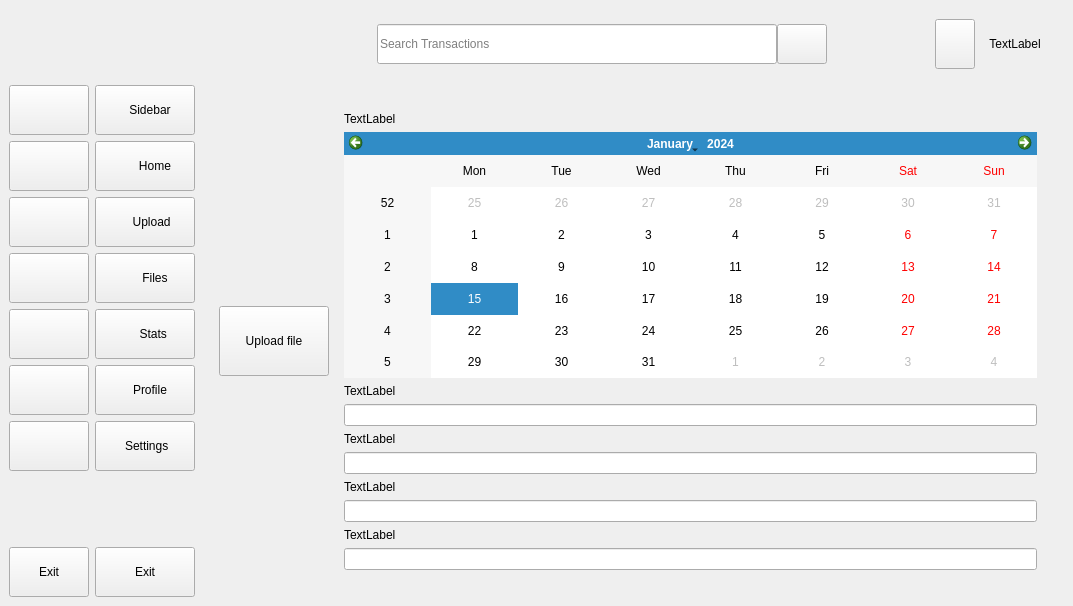
First picture: the form in UI_files/financial_app_ui.ui, repository Ulaaka/MoneyApp, before the edit.
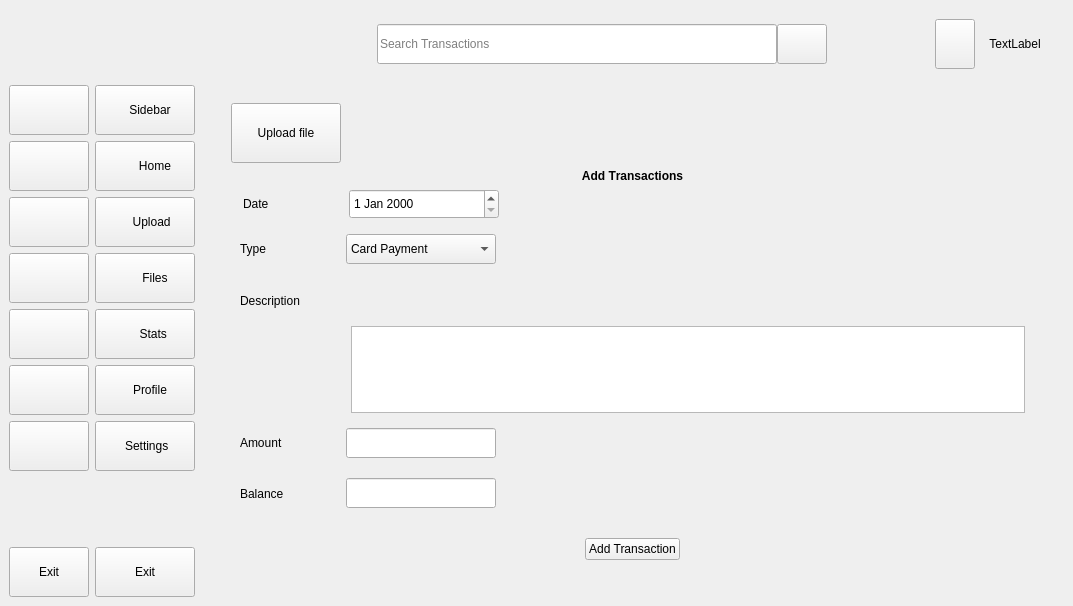
Second picture: the form after the edit. The open tabs and pages were chosen to show the change. Icons and pictures are not drawn.

Commit message: added manual tranasction entry and update ui

```diff
--- a/UI_files/financial_app_ui.ui
+++ b/UI_files/financial_app_ui.ui
@@ -1134,96 +1134,536 @@
                 <widget class="QWidget" name="page">
                  <layout class="QHBoxLayout" name="horizontalLayout_5">
                   <item>
-                   <widget class="QPushButton" name="upload_file_button">
+                   <widget class="QWidget" name="manual_entry_widget" native="true">
                     <property name="sizePolicy">
-                     <sizepolicy hsizetype="Fixed" vsizetype="Fixed">
-                      <horstretch>106</horstretch>
-                      <verstretch>70</verstretch>
+                     <sizepolicy hsizetype="Expanding" vsizetype="Expanding">
+                      <horstretch>0</horstretch>
+                      <verstretch>0</verstretch>
                      </sizepolicy>
                     </property>
-                    <property name="minimumSize">
-                     <size>
-                      <width>110</width>
-                      <height>70</height>
-                     </size>
-                    </property>
-                    <property name="text">
-                     <string>Upload file</string>
-                    </property>
-                    <property name="icon">
-                     <iconset resource="../../Desktop/resource.qrc">
-                      <normaloff>:/icons/icons_financial_app/upload_icon.png</normaloff>
-                      <normalon>:/icons/icons_financial_app/upload_icon.png</normalon>:/icons/icons_financial_app/upload_icon.png</iconset>
-                    </property>
-                    <property name="iconSize">
-                     <size>
-                      <width>25</width>
-                      <height>25</height>
-                     </size>
-                    </property>
-                    <property name="checkable">
-                     <bool>true</bool>
-                    </property>
-                    <property name="autoRepeat">
-                     <bool>false</bool>
-                    </property>
-                    <property name="autoExclusive">
-                     <bool>true</bool>
-                    </property>
-                   </widget>
-                  </item>
-                  <item>
-                   <widget class="QWidget" name="manual_entry_widget" native="true">
-                    <layout class="QVBoxLayout" name="verticalLayout_11">
+                    <layout class="QVBoxLayout" name="verticalLayout_11" stretch="0,0,0,0,0,0,0,0,0">
+                     <property name="leftMargin">
+                      <number>12</number>
+                     </property>
+                     <property name="topMargin">
+                      <number>0</number>
+                     </property>
+                     <property name="rightMargin">
+                      <number>12</number>
+                     </property>
+                     <property name="bottomMargin">
+                      <number>0</number>
+                     </property>
                      <item>
-                      <widget class="QLabel" name="label">
+                      <widget class="QPushButton" name="upload_file_button">
+                       <property name="sizePolicy">
+                        <sizepolicy hsizetype="Fixed" vsizetype="Fixed">
+                         <horstretch>106</horstretch>
+                         <verstretch>70</verstretch>
+                        </sizepolicy>
+                       </property>
+                       <property name="minimumSize">
+                        <size>
+                         <width>110</width>
+                         <height>60</height>
+                        </size>
+                       </property>
                        <property name="text">
-                        <string>TextLabel</string>
+                        <string>Upload file</string>
                        </property>
+                       <property name="icon">
+                        <iconset resource="../../Desktop/resource.qrc">
+                         <normaloff>:/icons/icons_financial_app/upload_icon.png</normaloff>
+                         <normalon>:/icons/icons_financial_app/upload_icon.png</normalon>:/icons/icons_financial_app/upload_icon.png</iconset>
+                       </property>
+                       <property name="iconSize">
+                        <size>
+                         <width>25</width>
+                         <height>25</height>
+                        </size>
+                       </property>
+                       <property name="checkable">
+                        <bool>true</bool>
+                       </property>
+                       <property name="autoRepeat">
+                        <bool>false</bool>
+                       </property>
+                       <property name="autoExclusive">
+                        <bool>true</bool>
+                       </property>
                       </widget>
                      </item>
                      <item>
-                      <widget class="QCalendarWidget" name="calendarWidget"/>
-                     </item>
-                     <item>
-                      <widget class="QLabel" name="label_2">
+                      <widget class="QLabel" name="add_transaction_label">
+                       <property name="font">
+                        <font>
+                         <bold>true</bold>
+                         <kerning>false</kerning>
+                        </font>
+                       </property>
                        <property name="text">
-                        <string>TextLabel</string>
+                        <string>Add Transactions</string>
                        </property>
+                       <property name="alignment">
+                        <set>Qt::AlignmentFlag::AlignCenter</set>
+                       </property>
                       </widget>
                      </item>
                      <item>
-                      <widget class="QLineEdit" name="lineEdit_3"/>
+                      <widget class="QWidget" name="widget_33" native="true">
+                       <property name="sizePolicy">
+                        <sizepolicy hsizetype="Preferred" vsizetype="Preferred">
+                         <horstretch>0</horstretch>
+                         <verstretch>0</verstretch>
+                        </sizepolicy>
+                       </property>
+                       <layout class="QHBoxLayout" name="horizontalLayout_26" stretch="1,1,3">
+                        <property name="leftMargin">
+                         <number>12</number>
+                        </property>
+                        <property name="topMargin">
+                         <number>0</number>
+                        </property>
+                        <item>
+                         <widget class="QLabel" name="date_label_transaction">
+                          <property name="sizePolicy">
+                           <sizepolicy hsizetype="Fixed" vsizetype="Preferred">
+                            <horstretch>0</horstretch>
+                            <verstretch>0</verstretch>
+                           </sizepolicy>
+                          </property>
+                          <property name="minimumSize">
+                           <size>
+                            <width>100</width>
+                            <height>0</height>
+                           </size>
+                          </property>
+                          <property name="text">
+                           <string>Date</string>
+                          </property>
+                         </widget>
+                        </item>
+                        <item>
+                         <widget class="QDateEdit" name="transaction_date_edit">
+                          <property name="sizePolicy">
+                           <sizepolicy hsizetype="Fixed" vsizetype="Fixed">
+                            <horstretch>0</horstretch>
+                            <verstretch>0</verstretch>
+                           </sizepolicy>
+                          </property>
+                          <property name="minimumSize">
+                           <size>
+                            <width>0</width>
+                            <height>30</height>
+                           </size>
+                          </property>
+                          <property name="maximumSize">
+                           <size>
+                            <width>150</width>
+                            <height>16777215</height>
+                           </size>
+                          </property>
+                         </widget>
+                        </item>
+                        <item>
+                         <spacer name="horizontalSpacer_15">
+                          <property name="orientation">
+                           <enum>Qt::Orientation::Horizontal</enum>
+                          </property>
+                          <property name="sizeHint" stdset="0">
+                           <size>
+                            <width>40</width>
+                            <height>20</height>
+                           </size>
+                          </property>
+                         </spacer>
+                        </item>
+                       </layout>
+                      </widget>
                      </item>
                      <item>
-                      <widget class="QLabel" name="label_3">
-                       <property name="text">
-                        <string>TextLabel</string>
+                      <widget class="QWidget" name="widget_35" native="true">
+                       <property name="sizePolicy">
+                        <sizepolicy hsizetype="Preferred" vsizetype="Preferred">
+                         <horstretch>0</horstretch>
+                         <verstretch>0</verstretch>
+                        </sizepolicy>
                        </property>
+                       <layout class="QHBoxLayout" name="horizontalLayout_28" stretch="1,1,3">
+                        <property name="topMargin">
+                         <number>0</number>
+                        </property>
+                        <item>
+                         <widget class="QLabel" name="type_label_transaction">
+                          <property name="sizePolicy">
+                           <sizepolicy hsizetype="Fixed" vsizetype="Preferred">
+                            <horstretch>0</horstretch>
+                            <verstretch>0</verstretch>
+                           </sizepolicy>
+                          </property>
+                          <property name="minimumSize">
+                           <size>
+                            <width>100</width>
+                            <height>0</height>
+                           </size>
+                          </property>
+                          <property name="text">
+                           <string>Type</string>
+                          </property>
+                         </widget>
+                        </item>
+                        <item>
+                         <widget class="QComboBox" name="transaction_type_combo">
+                          <property name="sizePolicy">
+                           <sizepolicy hsizetype="Fixed" vsizetype="Fixed">
+                            <horstretch>0</horstretch>
+                            <verstretch>0</verstretch>
+                           </sizepolicy>
+                          </property>
+                          <property name="minimumSize">
+                           <size>
+                            <width>0</width>
+                            <height>30</height>
+                           </size>
+                          </property>
+                          <property name="maximumSize">
+                           <size>
+                            <width>150</width>
+                            <height>16777215</height>
+                           </size>
+                          </property>
+                          <item>
+                           <property name="text">
+                            <string>Card Payment</string>
+                           </property>
+                          </item>
+                          <item>
+                           <property name="text">
+                            <string>Bank Transfer</string>
+                           </property>
+                          </item>
+                          <item>
+                           <property name="text">
+                            <string>Cash Withdrawal</string>
+                           </property>
+                          </item>
+                          <item>
+                           <property name="text">
+                            <string>Income</string>
+                           </property>
+                          </item>
+                          <item>
+                           <property name="text">
+                            <string>Refund</string>
+                           </property>
+                          </item>
+                          <item>
+                           <property name="text">
+                            <string>Other</string>
+                           </property>
+                          </item>
+                         </widget>
+                        </item>
+                        <item>
+                         <spacer name="horizontalSpacer_16">
+                          <property name="orientation">
+                           <enum>Qt::Orientation::Horizontal</enum>
+                          </property>
+                          <property name="sizeHint" stdset="0">
+                           <size>
+                            <width>40</width>
+                            <height>20</height>
+                           </size>
+                          </property>
+                         </spacer>
+                        </item>
+                       </layout>
                       </widget>
                      </item>
                      <item>
-                      <widget class="QLineEdit" name="lineEdit_4"/>
+                      <widget class="QWidget" name="widget_34" native="true">
+                       <property name="sizePolicy">
+                        <sizepolicy hsizetype="Preferred" vsizetype="Preferred">
+                         <horstretch>0</horstretch>
+                         <verstretch>0</verstretch>
+                        </sizepolicy>
+                       </property>
+                       <layout class="QHBoxLayout" name="horizontalLayout_27" stretch="1,4">
+                        <property name="topMargin">
+                         <number>12</number>
+                        </property>
+                        <item>
+                         <widget class="QLabel" name="description_label_transaction">
+                          <property name="sizePolicy">
+                           <sizepolicy hsizetype="Fixed" vsizetype="Preferred">
+                            <horstretch>0</horstretch>
+                            <verstretch>0</verstretch>
+                           </sizepolicy>
+                          </property>
+                          <property name="minimumSize">
+                           <size>
+                            <width>100</width>
+                            <height>0</height>
+                           </size>
+                          </property>
+                          <property name="text">
+                           <string>Description</string>
+                          </property>
+                         </widget>
+                        </item>
+                        <item>
+                         <spacer name="horizontalSpacer_17">
+                          <property name="orientation">
+                           <enum>Qt::Orientation::Horizontal</enum>
+                          </property>
+                          <property name="sizeHint" stdset="0">
+                           <size>
+                            <width>40</width>
+                            <height>20</height>
+                           </size>
+                          </property>
+                         </spacer>
+                        </item>
+                       </layout>
+                      </widget>
                      </item>
                      <item>
-                      <widget class="QLabel" name="label_4">
-                       <property name="text">
-                        <string>TextLabel</string>
+                      <widget class="QWidget" name="widget_38" native="true">
+                       <property name="sizePolicy">
+                        <sizepolicy hsizetype="Preferred" vsizetype="Preferred">
+                         <horstretch>0</horstretch>
+                         <verstretch>0</verstretch>
+                        </sizepolicy>
                        </property>
+                       <layout class="QVBoxLayout" name="verticalLayout_28">
+                        <property name="leftMargin">
+                         <number>120</number>
+                        </property>
+                        <property name="topMargin">
+                         <number>0</number>
+                        </property>
+                        <item>
+                         <widget class="QTextEdit" name="description_text">
+                          <property name="minimumSize">
+                           <size>
+                            <width>0</width>
+                            <height>30</height>
+                           </size>
+                          </property>
+                         </widget>
+                        </item>
+                       </layout>
                       </widget>
                      </item>
                      <item>
-                      <widget class="QLineEdit" name="lineEdit_5"/>
+                      <widget class="QWidget" name="widget_36" native="true">
+                       <property name="sizePolicy">
+                        <sizepolicy hsizetype="Preferred" vsizetype="Preferred">
+                         <horstretch>0</horstretch>
+                         <verstretch>0</verstretch>
+                        </sizepolicy>
+                       </property>
+                       <layout class="QHBoxLayout" name="horizontalLayout_29" stretch="1,1,3">
+                        <property name="topMargin">
+                         <number>0</number>
+                        </property>
+                        <item>
+                         <widget class="QLabel" name="amount_label_transaction">
+                          <property name="sizePolicy">
+                           <sizepolicy hsizetype="Fixed" vsizetype="Preferred">
+                            <horstretch>0</horstretch>
+                            <verstretch>0</verstretch>
+                           </sizepolicy>
+                          </property>
+                          <property name="minimumSize">
+                           <size>
+                            <width>100</width>
+                            <height>0</height>
+                           </size>
+                          </property>
+                          <property name="text">
+                           <string>Amount</string>
+                          </property>
+                         </widget>
+                        </item>
+                        <item>
+                         <widget class="QLineEdit" name="amount_transaction_line">
+                          <property name="sizePolicy">
+                           <sizepolicy hsizetype="Fixed" vsizetype="Fixed">
+                            <horstretch>0</horstretch>
+                            <verstretch>0</verstretch>
+                           </sizepolicy>
+                          </property>
+                          <property name="minimumSize">
+                           <size>
+                            <width>0</width>
+                            <height>30</height>
+                           </size>
+                          </property>
+                          <property name="maximumSize">
+                           <size>
+                            <width>150</width>
+                            <height>16777215</height>
+                           </size>
+                          </property>
+                         </widget>
+                        </item>
+                        <item>
+                         <spacer name="horizontalSpacer_18">
+                          <property name="orientation">
+                           <enum>Qt::Orientation::Horizontal</enum>
+                          </property>
+                          <property name="sizeHint" stdset="0">
+                           <size>
+                            <width>40</width>
+                            <height>20</height>
+                           </size>
+                          </property>
+                         </spacer>
+                        </item>
+                       </layout>
+                      </widget>
                      </item>
                      <item>
-                      <widget class="QLabel" name="label_5">
-                       <property name="text">
-                        <string>TextLabel</string>
+                      <widget class="QWidget" name="widget_39" native="true">
+                       <property name="sizePolicy">
+                        <sizepolicy hsizetype="Preferred" vsizetype="Preferred">
+                         <horstretch>0</horstretch>
+                         <verstretch>0</verstretch>
+                        </sizepolicy>
                        </property>
+                       <property name="minimumSize">
+                        <size>
+                         <width>0</width>
+                         <height>50</height>
+                        </size>
+                       </property>
+                       <layout class="QHBoxLayout" name="horizontalLayout_30" stretch="1,1,3">
+                        <property name="topMargin">
+                         <number>0</number>
+                        </property>
+                        <item>
+                         <widget class="QLabel" name="balance_label_transaction">
+                          <property name="sizePolicy">
+                           <sizepolicy hsizetype="Fixed" vsizetype="Preferred">
+                            <horstretch>0</horstretch>
+                            <verstretch>0</verstretch>
+                           </sizepolicy>
+                          </property>
+                          <property name="minimumSize">
+                           <size>
+                            <width>100</width>
+                            <height>0</height>
+                           </size>
+                          </property>
+                          <property name="text">
+                           <string>Balance</string>
+                          </property>
+                         </widget>
+                        </item>
+                        <item>
+                         <widget class="QLineEdit" name="balance_transaction_line">
+                          <property name="sizePolicy">
+                           <sizepolicy hsizetype="Fixed" vsizetype="Fixed">
+                            <horstretch>0</horstretch>
+                            <verstretch>0</verstretch>
+                           </sizepolicy>
+                          </property>
+                          <property name="minimumSize">
+                           <size>
+                            <width>0</width>
+                            <height>30</height>
+                           </size>
+                          </property>
+                          <property name="maximumSize">
+                           <size>
+                            <width>150</width>
+                            <height>16777215</height>
+                           </size>
+                          </property>
+                         </widget>
+                        </item>
+                        <item>
+                         <spacer name="horizontalSpacer_19">
+                          <property name="orientation">
+                           <enum>Qt::Orientation::Horizontal</enum>
+                          </property>
+                          <property name="sizeHint" stdset="0">
+                           <size>
+                            <width>40</width>
+                            <height>20</height>
+                           </size>
+                          </property>
+                         </spacer>
+                        </item>
+                       </layout>
                       </widget>
                      </item>
                      <item>
-                      <widget class="QLineEdit" name="lineEdit_6"/>
+                      <widget class="QWidget" name="widget_37" native="true">
+                       <property name="sizePolicy">
+                        <sizepolicy hsizetype="Preferred" vsizetype="Preferred">
+                         <horstretch>0</horstretch>
+                         <verstretch>0</verstretch>
+                        </sizepolicy>
+                       </property>
+                       <property name="minimumSize">
+                        <size>
+                         <width>0</width>
+                         <height>50</height>
+                        </size>
+                       </property>
+                       <layout class="QHBoxLayout" name="horizontalLayout_31">
+                        <property name="topMargin">
+                         <number>0</number>
+                        </property>
+                        <item>
+                         <spacer name="horizontalSpacer_20">
+                          <property name="orientation">
+                           <enum>Qt::Orientation::Horizontal</enum>
+                          </property>
+                          <property name="sizeHint" stdset="0">
+                           <size>
+                            <width>181</width>
+                            <height>20</height>
+                           </size>
+                          </property>
+                         </spacer>
+                        </item>
+                        <item>
+                         <widget class="QPushButton" name="add_transaction_button">
+                          <property name="maximumSize">
+                           <size>
+                            <width>150</width>
+                            <height>16777215</height>
+                           </size>
+                          </property>
+                          <property name="text">
+                           <string>Add Transaction</string>
+                          </property>
+                          <property name="checkable">
+                           <bool>true</bool>
+                          </property>
+                          <property name="autoExclusive">
+                           <bool>true</bool>
+                          </property>
+                         </widget>
+                        </item>
+                        <item>
+                         <spacer name="horizontalSpacer_21">
+                          <property name="orientation">
+                           <enum>Qt::Orientation::Horizontal</enum>
+                          </property>
+                          <property name="sizeHint" stdset="0">
+                           <size>
+                            <width>181</width>
+                            <height>20</height>
+                           </size>
+                          </property>
+                         </spacer>
+                        </item>
+                       </layout>
+                      </widget>
                      </item>
                     </layout>
                    </widget>
```
Left out of the diff: 8 changed lines with no effect on the pictures. The commit also changes 8 other files.
